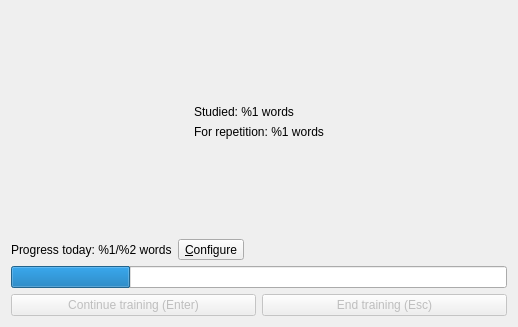
The window that qstardict/trainingsummary.ui (a-rodin/qstardict) describes before a commit, drawn with Qt 5.
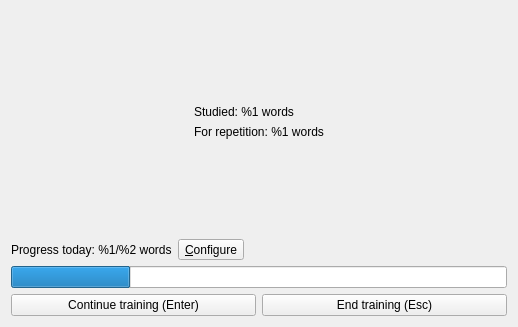
The same window after the commit. Icons and pictures are not drawn.

Commit message: Make the "continue training" and "end training" buttons enabled

The edit to the form file:
```diff
--- a/qstardict/trainingsummary.ui
+++ b/qstardict/trainingsummary.ui
@@ -140,9 +140,6 @@
     <layout class="QHBoxLayout" name="horizontalLayout_3">
      <item>
       <widget class="QPushButton" name="continueTrainingButton">
-       <property name="enabled">
-        <bool>false</bool>
-       </property>
        <property name="text">
         <string>Continue training (Enter)</string>
        </property>
@@ -150,9 +147,6 @@
      </item>
      <item>
       <widget class="QPushButton" name="endTrainingButton">
-       <property name="enabled">
-        <bool>false</bool>
-       </property>
        <property name="text">
         <string>End training (Esc)</string>
        </property>
```
The commit also changes 3 other files.
